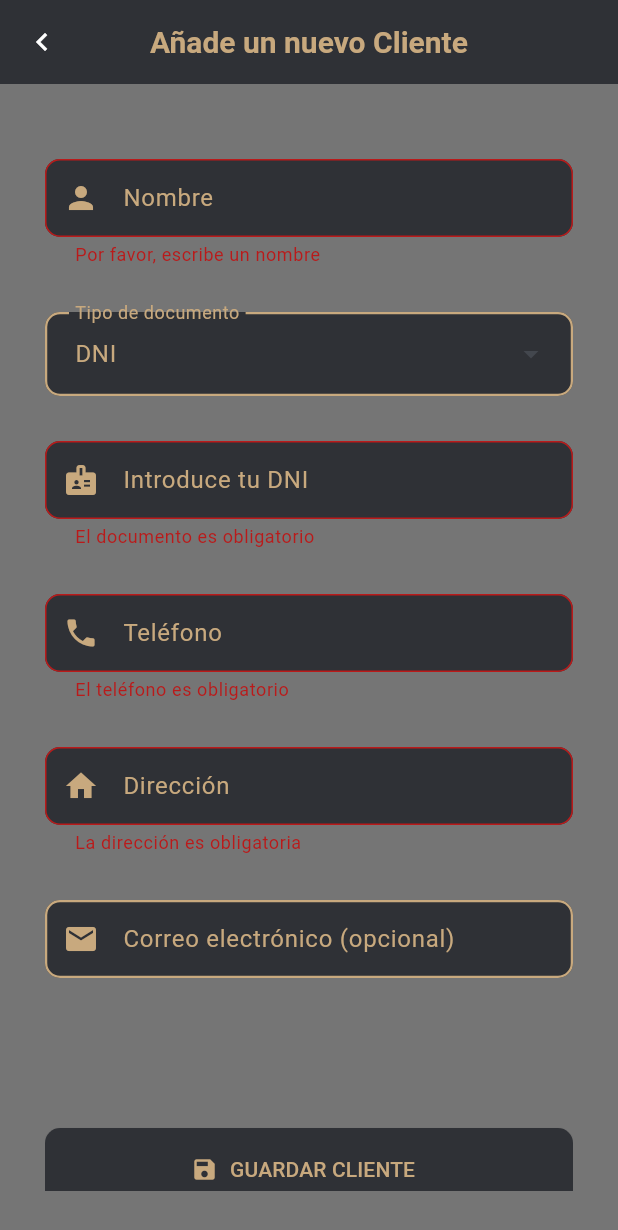
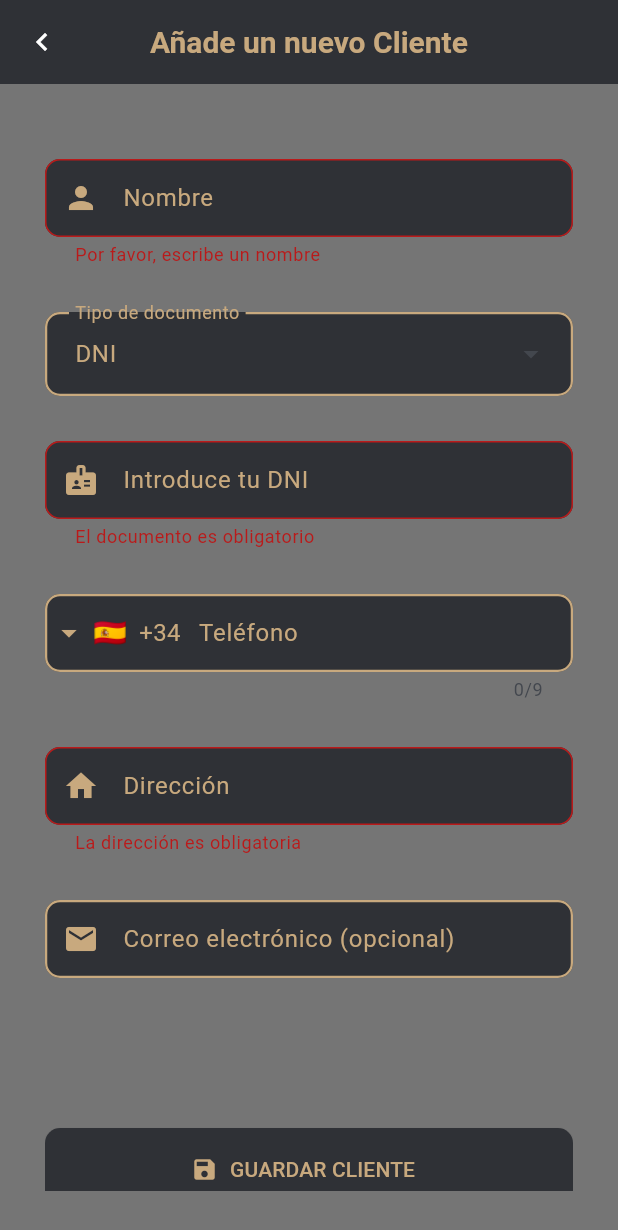
Before and after one commit to javiniieves/rebooty_repair, a Flutter app: the PantallaAnyadirClientes screen opened by its route, after a tap on "GUARDAR CLIENTE", on a phone screen of 412 x 824 dp. Shown: the top 1230 px of the screen. Run offline on Flutter 3.47's test engine with Material 3 defaults, Android fonts, the phone set to English and light mode, and no system bars; drawn by our look-alikes of intl_phone_field; our stand-ins replace email_validator, file_picker, flutter_colorpicker, image_picker, share_plus and 3 more; missing offline and left inert: dart:ffi; accounts and stored records are empty.

Commit message:
modificacion en la pantalla de añadir cliente y detalles de cliente, ahora al introducir el numero de telefono se pueden definir los prefijos dependiendo del pais

```diff
--- a/lib/screens/anyadir/anyadir_clientes.dart
+++ b/lib/screens/anyadir/anyadir_clientes.dart
@@ -1,6 +1,7 @@
 import 'package:flutter/material.dart';
 import '../../database.dart';
 import 'package:email_validator/email_validator.dart';
+import 'package:intl_phone_field/intl_phone_field.dart';
 
 class PantallaAnyadirClientes extends StatefulWidget {
   const PantallaAnyadirClientes({super.key});
@@ -19,6 +20,7 @@
   late TextEditingController _emailController;
 
   String _tipoDocumentoSeleccionado = "DNI";
+  String telefonoCompleto = "";
 
   @override
   void initState() {
@@ -148,22 +150,22 @@
                 const SizedBox(height: 30),
 
                 // introducir teléfono
-                TextFormField(
-                  style: TextStyle(color: Theme.of(context).colorScheme.tertiary),
+                IntlPhoneField(
                   controller: _telefonoController,
-                  keyboardType: TextInputType.phone,
                   decoration: InputDecoration(
-                    labelText: "Teléfono",
-                    prefixIcon: const Icon(Icons.phone),
+                    labelText: 'Teléfono',
                     border: OutlineInputBorder(borderRadius: BorderRadius.circular(10)),
                   ),
-                  // Validación de teléfono
-                  validator: (value) {
-                    if (value == null || value.isEmpty) {
+                  initialCountryCode: 'ES',
+                  onChanged: (phone) {
+                    telefonoCompleto = phone.completeNumber;
+                  },
+                  validator: (phone) {
+                    if (phone == null || phone.number.isEmpty) {
                       return "El teléfono es obligatorio";
                     }
-                    if (value.length < 9) {
-                      return "Introduce un número válido";
+                    if (phone.number.length < 6) {
+                      return "Número inválido";
                     }
                     return null;
                   },
@@ -230,7 +232,7 @@
                           "nombre": _nombreController.text,
                           "tipo_documento": _tipoDocumentoSeleccionado,
                           "documento_oficial": _dniController.text.toUpperCase(),
-                          "telefono": _telefonoController.text,
+                          "telefono": telefonoCompleto,
                           "direccion": _direccionController.text,
                           "email": _emailController.text.isEmpty ? null : _emailController.text,
                         });
```
